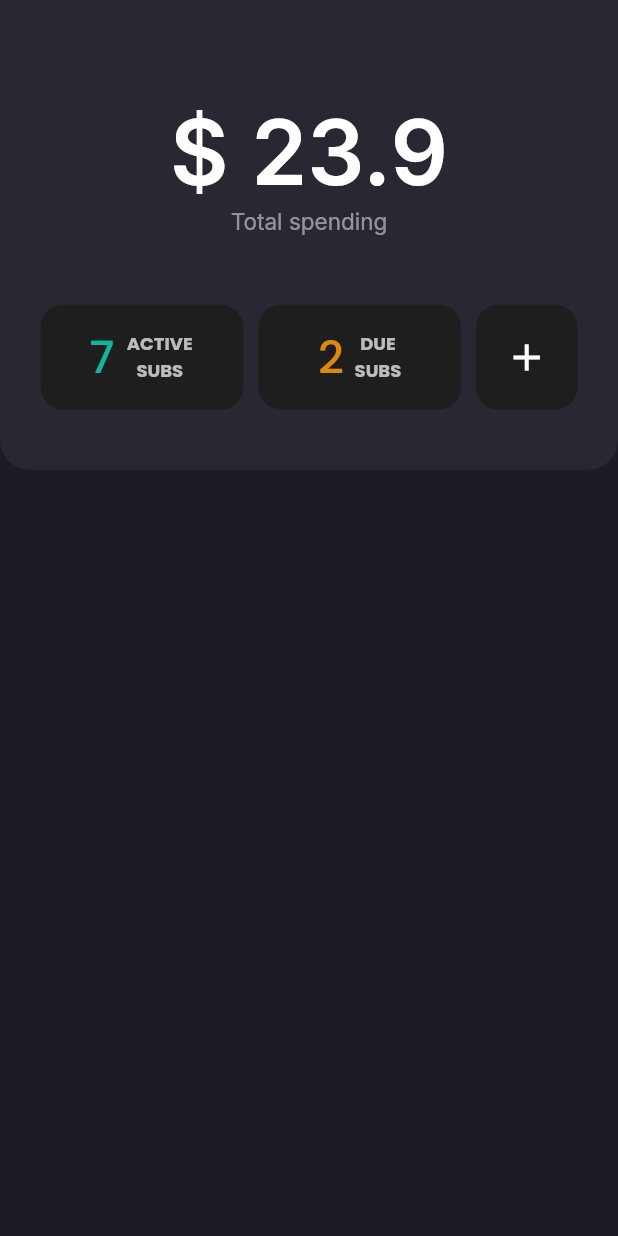
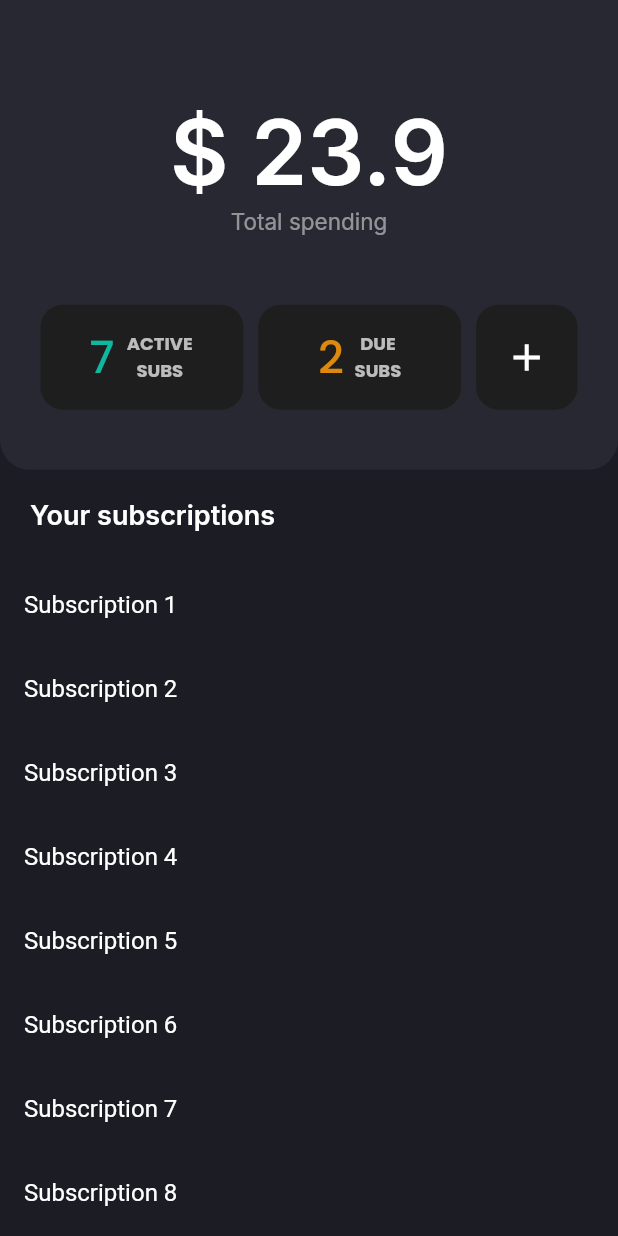
Before and after one commit to demirrepo/subtrack, a Flutter app: the Dashboard screen opened directly, on a phone screen of 412 x 824 dp. Run offline on Flutter 3.47's test engine with Material 3 defaults, Android fonts, the phone set to English and light mode, and no system bars; our stand-ins replace cloud_firestore, firebase_auth, firebase_core, font_awesome_flutter, google_fonts, google_sign_in; accounts and stored records are empty.

Commit message:
Basic ListView layout has been added || Further updates are ahead to configure listview

```diff
--- a/lib/screens/dashboard.dart
+++ b/lib/screens/dashboard.dart
@@ -1,6 +1,5 @@
 import 'package:flutter/material.dart';
 import 'package:google_fonts/google_fonts.dart';
-import 'package:subtrack/widgets/subscription_stat_card.dart';
 import 'package:subtrack/widgets/subscription_stat_card.dart';
 
 class Dashboard extends StatefulWidget {
@@ -24,8 +23,7 @@ class _Dashboard extends State<Dashboard> {
       body: SafeArea(
         child: Column(
           children: [
-            SingleChildScrollView(
-              child: Container(
+            Container(
               height: MediaQuery.of(context).size.height * 0.38,
               width: double.infinity,
               decoration: BoxDecoration(
@@ -98,6 +96,48 @@ class _Dashboard extends State<Dashboard> {
                 ],
               ),
             ),
+
+            SizedBox(height: 20),
+
+            Container(
+              margin: EdgeInsets.only(left: 20),
+              child: Row(
+                mainAxisAlignment: MainAxisAlignment.start,
+                children: [
+                  Text(
+                    "Your subscriptions",
+                    style: GoogleFonts.inter(
+                      color: Colors.white,
+                      fontWeight: FontWeight.w600,
+                      fontSize: 18,
+                    ),
+                  ),
+                ],
+              ),
+            ),
+
+            SizedBox(height: 20),
+
+            Expanded(
+              child: SingleChildScrollView(
+                child: Column(
+                  crossAxisAlignment: CrossAxisAlignment.start,
+                  children: [
+                    ListView.builder(
+                      shrinkWrap:
+                          true, // Tells the ListView to only take the space its children need
+                      physics:
+                          const NeverScrollableScrollPhysics(), // Important: Prevents the inner ListView from scrolling independently
+                      itemCount: 10, // Example count
+                      itemBuilder: (context, index) {
+                        return ListTile(
+                          title: Text('Subscription ${index + 1}'),
+                        );
+                      },
+                    ),
+                  ],
+                ),
+              ),
             ),
           ],
         ),
```
Also changed, not shown: lib/widgets/subscriptions_list/subscription_item.dart (added), lib/widgets/subscriptions_list/subscription_list.dart (added). Lines whose indentation alone changed are shown as unchanged.
